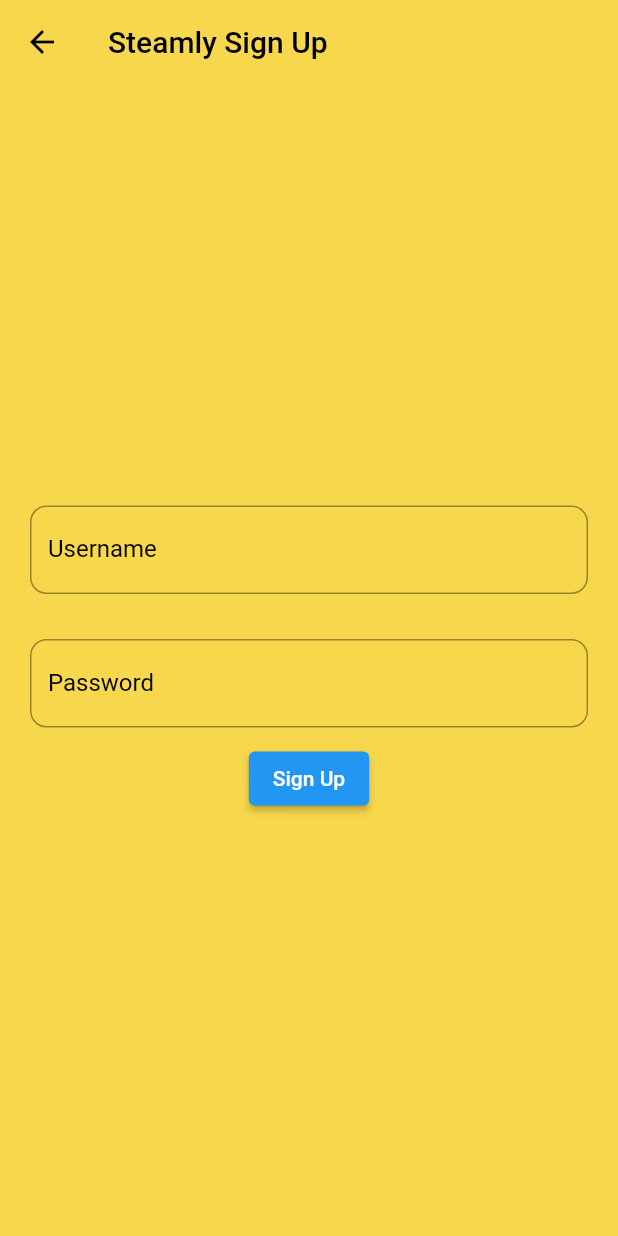
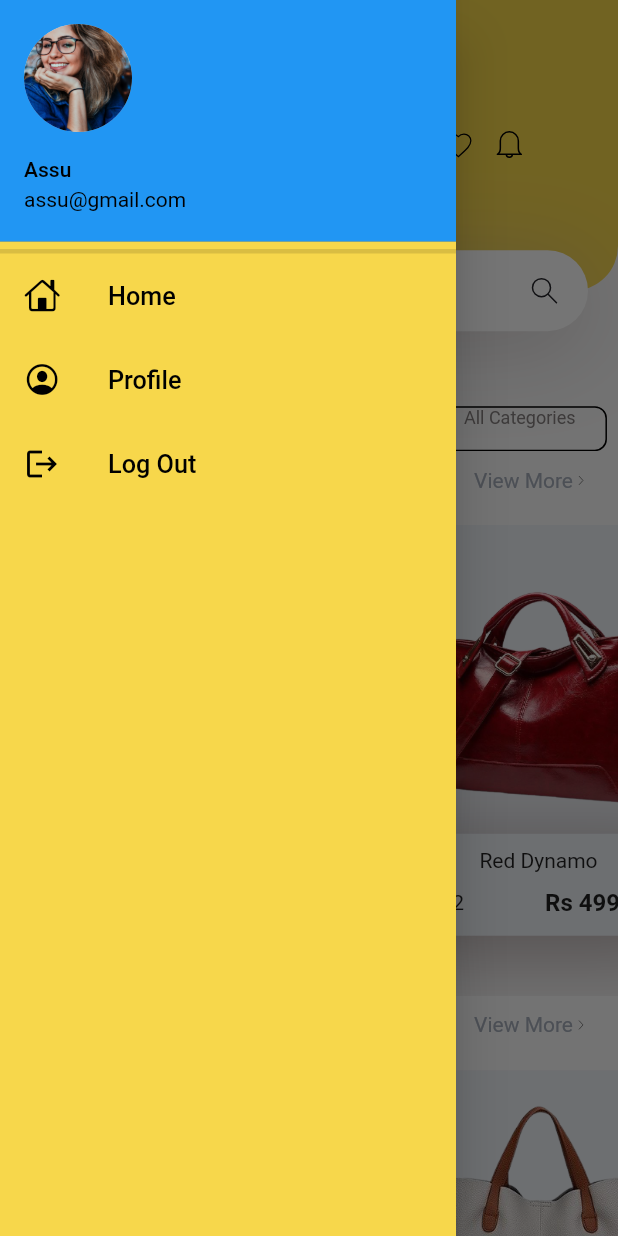
Before and after one commit to ka-kiran/steamly-e-commerce-app-flutter, a Flutter app: the screen it shows after launch, with the side drawer open (before the commit the screen has no drawer), on a phone screen of 412 x 824 dp. Run offline on Flutter 3.47's test engine with Material 2 defaults, Android fonts, the phone set to English and light mode, and no system bars; our stand-ins replace animated_splash_screen, firebase_auth, firebase_core, firebase_dynamic_links, flutter_svg, google_fonts and 1 more; accounts and stored records are empty.

Commit message:
drawer added

```diff
--- a/lib/main.dart
+++ b/lib/main.dart
@@ -23,13 +23,16 @@
   Widget build(BuildContext context) {
     return MaterialApp(
       debugShowCheckedModeBanner: false,
-      initialRoute: MyRoutes.signupRoute, // initial route for splash screen
+      initialRoute:
+          MyRoutes.homeRoute, // initial route for splash screen
       routes: {
         "/": (context) => HomePage(), // default route
+        MyRoutes.splashScreenRoute: (context) => SplashScreen(),
         MyRoutes.loginRoute: (context) => LoginPage(),
         MyRoutes.signupRoute: (context) => SignUpScreen(),
         MyRoutes.onBoardingRoute: (context) => OnBoardingScreen(),
         MyRoutes.homeRoute: (context) => HomePage(),
+        //MyRoutes.productDetailsRoute: (context) => ProductDetailsPage(),
         MyRoutes.viewMoreRoute: (context) => ViewMorePage(),
       },
     );
--- a/lib/views/home_screen.dart
+++ b/lib/views/home_screen.dart
@@ -2,6 +2,7 @@
 import 'package:flutter_svg/flutter_svg.dart';
 import 'package:google_fonts/google_fonts.dart';
 import 'package:steamly_app/utils/constants.dart';
+import 'package:steamly_app/widgets/drawer.dart';
 import 'package:steamly_app/widgets/home_widgets/home_body.dart';
 
 class HomePage extends StatefulWidget {
@@ -23,10 +24,10 @@
       home: Scaffold(
         appBar: buildAppBar(), // method for appBar
         body: HomePageBody(),
+        drawer: MyDrawer(),
       ),
     );
   }
-
 
   AppBar buildAppBar() {
     return AppBar(
@@ -38,12 +39,13 @@
         ),
         onPressed: () {},
       ),
-      title: Text("Steamly",
-      style: TextStyle(
-        fontFamily: GoogleFonts.cormorantGaramond().fontFamily,
-        fontSize: 22.0,
-        fontWeight: FontWeight.w900
-      ),),
+      title: Text(
+        "Steamly",
+        style: TextStyle(
+            fontFamily: GoogleFonts.cormorantGaramond().fontFamily,
+            fontSize: 22.0,
+            fontWeight: FontWeight.w900),
+      ),
     );
   }
 }
--- a/lib/views/product_details_page.dart
+++ b/lib/views/product_details_page.dart
@@ -5,7 +5,8 @@
 
 class ProductDetailsPage extends StatelessWidget {
   final Products products;
-  const ProductDetailsPage({Key? key, required this.products})
+  final int index;
+  const ProductDetailsPage({Key? key, required this.products, required this.index})
       : super(key: key);
 
   @override
@@ -14,7 +15,7 @@
     return Scaffold(
       backgroundColor: Colors.white,
       appBar: DetailsAppBar(),
-      body: ProductDetailsBody(),
+      body: ProductDetailsBody(index: index, products: products),
     );
   }
 
--- a/lib/widgets/details_page_widgets/product_details_body.dart
+++ b/lib/widgets/details_page_widgets/product_details_body.dart
@@ -4,8 +4,10 @@
 import 'package:steamly_app/utils/constants.dart';
 
 class ProductDetailsBody extends StatelessWidget {
+ final Products products;
+ final int index;
   const ProductDetailsBody({
-    Key? key,
+    Key? key, required this.products, required this.index,
   }) : super(key: key);
 
   @override
@@ -36,6 +38,7 @@
                     ],
                   ),
                 ),
+                Text(products.title)
               ],
             ),
           ),
--- /dev/null
+++ b/lib/widgets/drawer.dart
@@ -0,0 +1,75 @@
+import 'package:flutter/cupertino.dart';
+import 'package:flutter/material.dart';
+import 'package:steamly_app/utils/constants.dart';
+
+class MyDrawer extends StatelessWidget {
+  const MyDrawer({Key? key}) : super(key: key);
+
+  @override
+  Widget build(BuildContext context) {
+    final imagePath = "assets/images/girl_profile.jpg";
+    return Drawer(
+      child: Container(
+        color: kPrimaryColor,
+        child: ListView(
+          padding: EdgeInsets.zero,
+          children: [
+            DrawerHeader(
+              // this is drawer header
+              padding: EdgeInsets.zero,
+              decoration: BoxDecoration(color: kPrimaryColor),
+              child: UserAccountsDrawerHeader(
+                margin: EdgeInsets.zero,
+                accountName: Text(
+                  "Assu",
+                  style: TextStyle(color: Colors.black),
+                ),
+                accountEmail: Text("assu@gmail.com",
+                    style: TextStyle(color: Colors.black)),
+                currentAccountPicture: CircleAvatar(
+                    radius: 25.0, backgroundImage: AssetImage(imagePath)),
+              ),
+            ),
+            Divider(
+              height: 0.0,
+              thickness: 3.0,
+            ),
+            ListTile(
+              leading: Icon(
+                CupertinoIcons.home,
+                color: Colors.black,
+              ),
+              title: Text(
+                "Home",
+                textScaleFactor: 1.2,
+                style: TextStyle(color: Colors.black),
+              ),
+            ),
+            ListTile(
+              leading: Icon(
+                CupertinoIcons.profile_circled,
+                color: Colors.black,
+              ),
+              title: Text(
+                "Profile",
+                textScaleFactor: 1.2,
+                style: TextStyle(color: Colors.black),
+              ),
+            ),
+            ListTile(
+              leading: Icon(
+                Icons.logout,
+                color: Colors.black,
+              ),
+              title: Text(
+                "Log Out",
+                textScaleFactor: 1.2,
+                style: TextStyle(color: Colors.black),
+              ),
+            ),
+          ],
+        ),
+      ),
+    );
+  }
+}
--- a/lib/widgets/home_widgets/catalog_item.dart
+++ b/lib/widgets/home_widgets/catalog_item.dart
@@ -24,8 +24,7 @@
             context,
             MaterialPageRoute(
                 builder: (context) => ProductDetailsPage(
-                      products: products[index],
-                    )));
+                    products: products[index], index: index)));
       },
       child: Column(
         children: <Widget>[
@@ -33,8 +32,8 @@
             margin: EdgeInsets.only(
                 left: kDefaultMargin,
                 right: kDefaultMargin / 2,
-                bottom: kDefaultMargin * 2.5),
-            width: size.width * 0.4,
+                bottom: kDefaultMargin * 2),
+            width: size.width * 0.5,
             decoration: BoxDecoration(
               color: catalogItemContainerColor,
               borderRadius: BorderRadius.circular(15),
@@ -74,7 +73,7 @@
                             ),
                           ),
                           SizedBox(
-                            width: 30,
+                            width: 50,
                           ),
                           Text(
                             " Rs ${products[index].price}",
--- a/lib/widgets/home_widgets/home_body.dart
+++ b/lib/widgets/home_widgets/home_body.dart
@@ -72,6 +72,9 @@
               ),
             ),
           ),
+          SizedBox(
+            height: 10,
+          ),
           Padding(
             padding: const EdgeInsets.symmetric(horizontal: kDefaultPadding),
             child: Row(
@@ -100,7 +103,7 @@
             ),
           ),
           SizedBox(
-            height: 10,
+            height: 20,
           ),
           SingleChildScrollView(
             scrollDirection: Axis.horizontal,
--- a/lib/widgets/login_page_widgets/skip_btn.dart
+++ b/lib/widgets/login_page_widgets/skip_btn.dart
@@ -36,7 +36,7 @@
         ),
         child: Text(
           "Skip",
-          style: TextStyle(color: isPressed ? Colors.white : Colors.black),
+          style: TextStyle(color: isPressed ? Colors.black : Colors.black),
         ),
       ),
     );
@@ -51,7 +51,7 @@
     MaterialState.focused,
   };
   if (states.any(interactiveStates.contains)) {
-    return kPrimaryColor;
+    return Colors.white;
   }
-  return Colors.white;
+  return kPrimaryColor;
 }
--- a/lib/widgets/login_page_widgets/textfield_validator.dart
+++ b/lib/widgets/login_page_widgets/textfield_validator.dart
@@ -6,7 +6,6 @@
   }
   return null;
 }
-
 
 String? passwordValidator(value) {
   if (value!.isEmpty) {
--- a/pubspec.yaml
+++ b/pubspec.yaml
@@ -38,7 +38,6 @@
   google_sign_in: ^5.0.7
   provider: ^5.0.0
   firebase_dynamic_links: ^2.0.7
-  modal_progress_hud: ^0.1.3
 
 
 dev_dependencies:
```
Also changed, not shown: lib/views/login_screen.dart (+56 -24 lines), lib/views/signup_screen.dart (+65 -30 lines), lib/views/view_more_screen.dart (+4 -7 lines), pubspec.lock, 1 other file.
